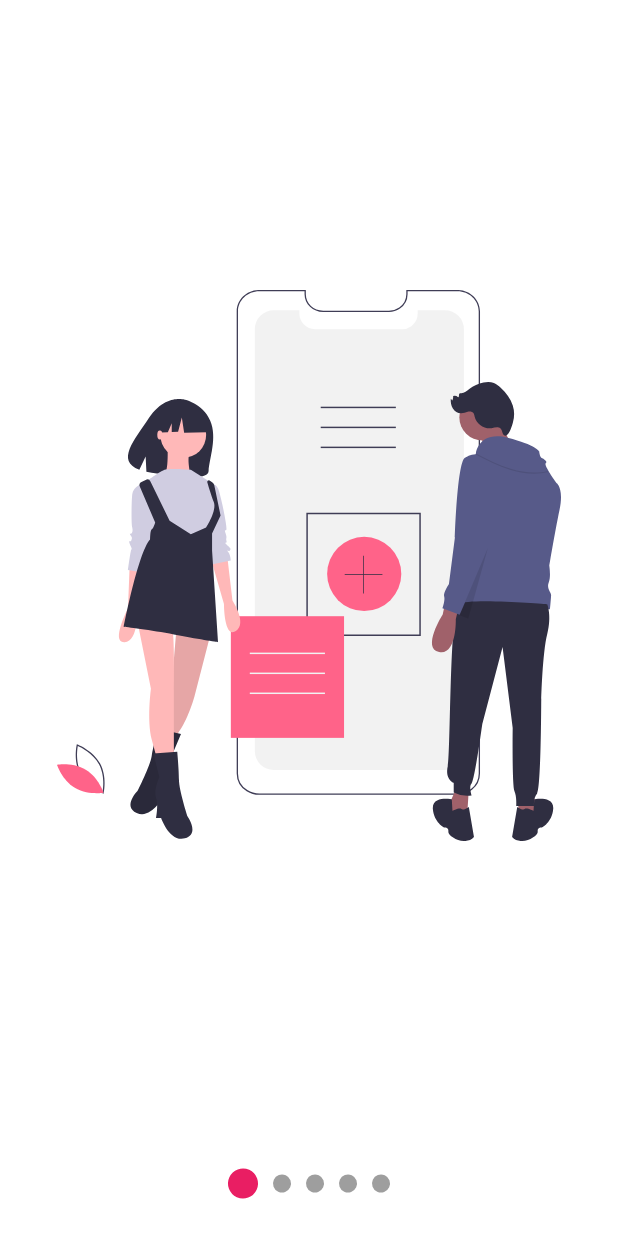
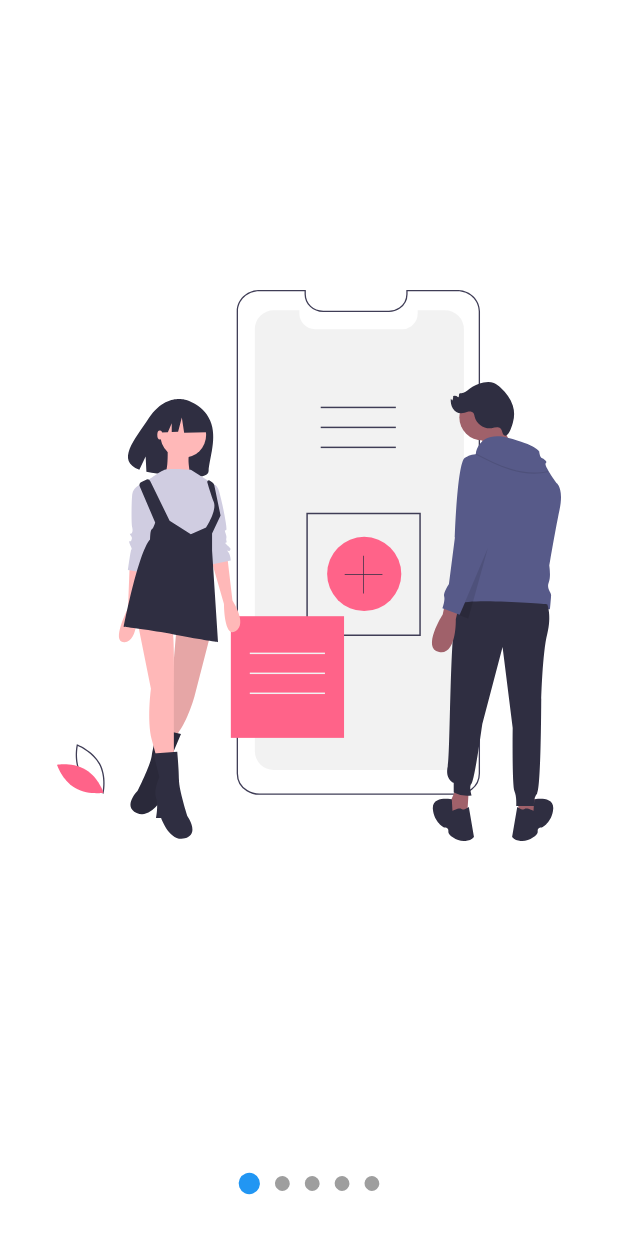
Before and after one commit to eliezerantonio/flutter_carousel_intro, a Flutter app: the MyHomePage screen opened directly, on a phone screen of 412 x 824 dp. Run offline on Flutter 3.47's test engine with Material 2 defaults, Android fonts, the light colour scheme and no system bars; our stand-ins replace flutter_svg.

Commit message:
added width and height to dots container / added scroll physic parameter / get width and height of dot based in dotSize

```diff
--- a/lib/flutter_carousel_intro.dart
+++ b/lib/flutter_carousel_intro.dart
@@ -15,6 +15,9 @@
   final double primaryBullet;
   final double secondaryBullet;
   final Curve dotsCurve;
+  final ScrollPhysics? physics;
+  final double? dotsContainerHeight;
+  final double? dotsContainerWidth;
 
   const FlutterCarouselIntro({
     Key? key,
@@ -29,18 +32,24 @@
     this.secondaryColor = Colors.grey,
     this.primaryBullet = 20,
     this.secondaryBullet = 14,
+    this.physics,
+    this.dotsContainerHeight,
+    this.dotsContainerWidth,
   }) : super(key: key);
+
   @override
   Widget build(BuildContext context) {
+    final _SliderModel controller = context.watch<_SliderModel>();
     return ChangeNotifierProvider(
       create: (_) => _SliderModel(),
       child: SafeArea(
         child: Center(
           child: Builder(builder: (context) {
-            context.read<_SliderModel>().primaryColor = primaryColor;
-            context.read<_SliderModel>().secondaryColor = secondaryColor;
-            context.read<_SliderModel>().primaryBullet = primaryBullet;
-            context.read<_SliderModel>().secondaryBullet = secondaryBullet;
+            controller
+              ..primaryColor = primaryColor
+              ..secondaryColor = secondaryColor
+              ..primaryBullet = primaryBullet
+              ..secondaryBullet = secondaryBullet;
             return _CreateStructureSlides(
               pointsAbove: pointsAbove,
               slides: slides,
@@ -49,6 +58,9 @@
               scale: scale,
               dotsCurve: dotsCurve,
               animatedOpacity: animatedOpacity,
+              physics: physics,
+              height: dotsContainerHeight,
+              width: dotsContainerWidth,
             );
           }),
         ),
@@ -58,14 +70,18 @@
 }
 
 class _CreateStructureSlides extends StatelessWidget {
-  const _CreateStructureSlides(
-      {required this.pointsAbove,
+  const _CreateStructureSlides({
+    required this.pointsAbove,
     required this.slides,
     required this.animatedRotateX,
     required this.animatedRotateZ,
     required this.scale,
     required this.dotsCurve,
-      required this.animatedOpacity});
+    required this.animatedOpacity,
+    required this.physics,
+    required this.height,
+    required this.width,
+  });
 
   final bool pointsAbove;
   final List<Widget> slides;
@@ -74,12 +90,15 @@
   final bool animatedRotateZ;
   final bool scale;
   final bool animatedOpacity;
+  final ScrollPhysics? physics;
+  final double? height;
+  final double? width;
 
   @override
   Widget build(BuildContext context) {
     return Column(
       children: [
-        if (pointsAbove) _Dots(slides.length, dotsCurve),
+        if (pointsAbove) _Dots(slides.length, dotsCurve, height, width),
         Expanded(
           child: _Slides(
             slides,
@@ -87,8 +106,10 @@
             animatedRotateZ,
             scale,
             animatedOpacity,
-        )),
-        if (!pointsAbove) _Dots(slides.length, dotsCurve),
+            physics,
+          ),
+        ),
+        if (!pointsAbove) _Dots(slides.length, dotsCurve, height, width),
       ],
     );
   }
@@ -97,13 +118,15 @@
 class _Dots extends StatelessWidget {
   final int totalSlides;
   final Curve dotsCurve;
+  final double? height;
+  final double? width;
 
-  const _Dots(this.totalSlides, this.dotsCurve);
+  const _Dots(this.totalSlides, this.dotsCurve, this.height, this.width);
   @override
   Widget build(BuildContext context) {
     return SizedBox(
-      width: double.infinity,
-      height: 70,
+      width: width ?? double.infinity,
+      height: height ?? 70,
       child: Row(
         mainAxisAlignment: MainAxisAlignment.center,
         children: List.generate(totalSlides, (index) => _Dot(index, dotsCurve)),
@@ -128,13 +151,17 @@
     final dotSize = condition
         ? slideShowModel.primaryBullet
         : slideShowModel.secondaryBullet;
+
+    double dotWidth = dotSize * sin(pi / 4);
+    double dotHeight = dotSize * sin(pi / 4);
+
     return Center(
       child: AnimatedContainer(
         duration: const Duration(milliseconds: 500),
-        width: dotSize,
+        width: dotWidth,
         alignment: Alignment.center,
         margin: const EdgeInsets.symmetric(horizontal: 5),
-        height: dotSize,
+        height: dotHeight,
         transformAlignment: Alignment.center,
         transform: Matrix4.identity()..rotateZ(value * 2),
         curve: dotsCurve,
@@ -155,9 +182,16 @@
   final bool animatedRotateZ;
   final bool animatedOpacity;
   final bool scale;
+  final ScrollPhysics? physics;
 
-  const _Slides(this.slides, this.animatedRotateX, this.animatedRotateZ,
-      this.scale, this.animatedOpacity);
+  const _Slides(
+    this.slides,
+    this.animatedRotateX,
+    this.animatedRotateZ,
+    this.scale,
+    this.animatedOpacity,
+    this.physics,
+  );
 
   @override
   State<_Slides> createState() => _SlidesState();
@@ -188,7 +222,7 @@
     return PageView.builder(
       itemCount: widget.slides.length,
       controller: pageViewController,
-      physics: const BouncingScrollPhysics(),
+      physics: widget.physics ?? const BouncingScrollPhysics(),
       itemBuilder: (BuildContext context, int index) {
         final percent = 1 - (currentPage - index);
         final value = percent.clamp(0.0, 1.0);
```
Lines whose indentation alone changed are shown as unchanged.
